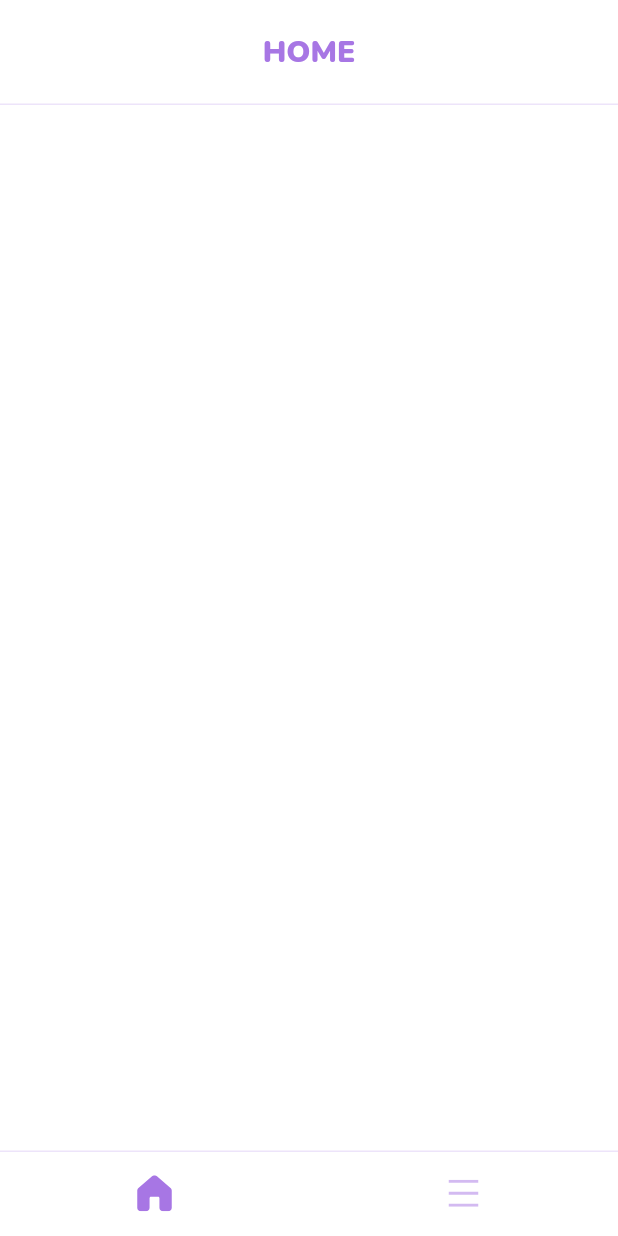
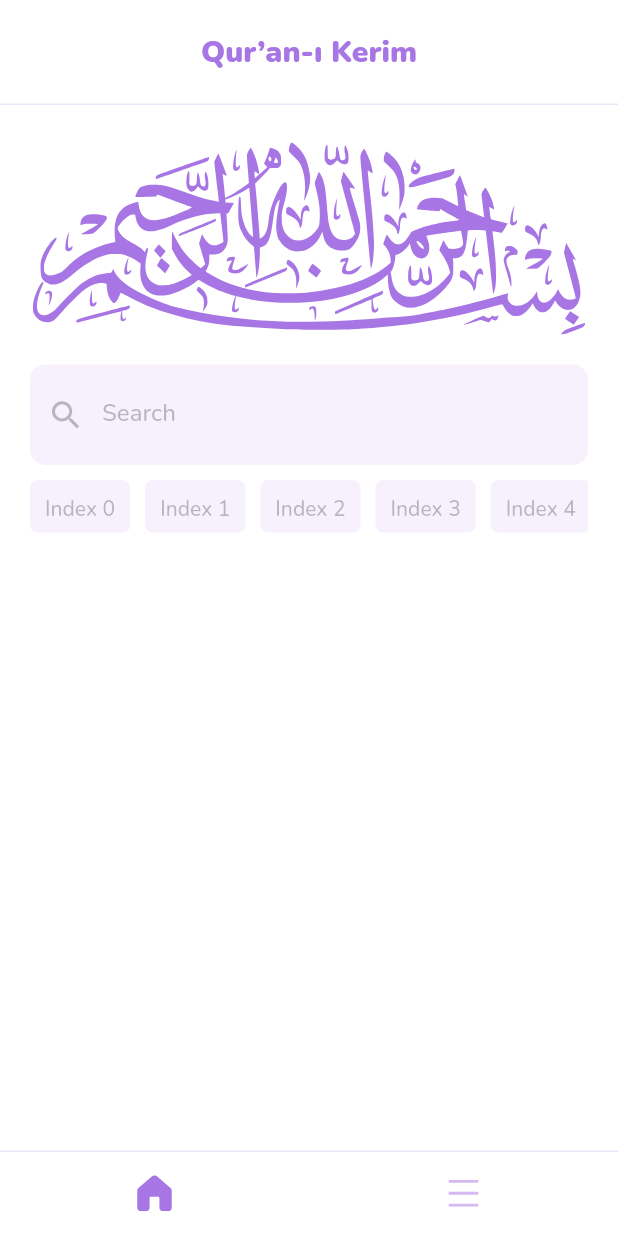
Before and after one commit to Open-Quran/quran, a Flutter app: the screen it shows after launch, on a phone screen of 412 x 824 dp. Run offline on Flutter 3.47's test engine with Material 2 defaults, Android fonts, the phone set to English and light mode, and no system bars; our stand-ins replace flutter_svg, get_storage, google_fonts; generated files the repository leaves out were written again; statements that could not run were skipped.

Commit message:
added search bar , search tags and basmala image in home screen

```diff
--- a/lib/constants/images.dart
+++ b/lib/constants/images.dart
@@ -14,4 +14,5 @@ class ImageConstants {
   static const String moreInactiveIcon = "${_iconsPath}ic_more_inactive.svg";
   static const String playActiveIcon = "${_iconsPath}ic_play_active.svg";
   static const String stopActiveIcon = "${_iconsPath}ic_stop_active.svg";
+  static const String bigBasmalaIcon = "${_iconsPath}ic_big_basmala.svg";
 }
--- a/lib/constants/themes/theme_dark.dart
+++ b/lib/constants/themes/theme_dark.dart
@@ -23,10 +23,11 @@ final ThemeData themeDark = ThemeData(
       overlayRadius: 0,
     ),
   ),
+  secondaryHeaderColor: ColorConstants.white.withOpacity(0.4),
   splashColor: Colors.transparent,
   highlightColor: Colors.transparent,
   scaffoldBackgroundColor: ColorConstants.darkGrey,
-  cardTheme: CardTheme(color: ColorConstants.darkGrey.withOpacity(0.1)),
+  cardTheme: CardTheme(color: ColorConstants.white.withOpacity(0.1)),
   canvasColor: ColorConstants.white,
   dividerColor: ColorConstants.white.withOpacity(0.2),
   fontFamily: Fonts.nunito,
--- a/lib/constants/themes/theme_green.dart
+++ b/lib/constants/themes/theme_green.dart
@@ -23,6 +23,7 @@ final ThemeData themeGreen = ThemeData(
       overlayRadius: 0,
     ),
   ),
+  secondaryHeaderColor: ColorConstants.green.withOpacity(0.4),
   splashColor: Colors.transparent,
   highlightColor: Colors.transparent,
   scaffoldBackgroundColor: ColorConstants.paleYellow,
--- a/lib/constants/themes/theme_light.dart
+++ b/lib/constants/themes/theme_light.dart
@@ -3,7 +3,7 @@ import 'package:flutter/material.dart';
 
 /// Light Theme
 final ThemeData themeLight = ThemeData(
-  primaryColor: ColorConstants.white,
+  primaryColor: ColorConstants.purple,
   appBarTheme: AppBarTheme(
     backgroundColor: ColorConstants.white,
     titleTextStyle: TextStyle(
@@ -23,6 +23,7 @@ final ThemeData themeLight = ThemeData(
       overlayRadius: 0,
     ),
   ),
+  secondaryHeaderColor: ColorConstants.darkGrey.withOpacity(0.4),
   splashColor: Colors.transparent,
   highlightColor: Colors.transparent,
   scaffoldBackgroundColor: ColorConstants.white,
--- a/lib/constants/themes/theme_quran.dart
+++ b/lib/constants/themes/theme_quran.dart
@@ -23,6 +23,7 @@ final ThemeData themeQuran = ThemeData(
       overlayRadius: 0,
     ),
   ),
+  secondaryHeaderColor: ColorConstants.brown.withOpacity(0.4),
   splashColor: Colors.transparent,
   highlightColor: Colors.transparent,
   scaffoldBackgroundColor: ColorConstants.yellow,
--- a/lib/l10n/app_en.arb
+++ b/lib/l10n/app_en.arb
@@ -1,3 +1,5 @@
 {
-    "more": "More"
+    "more": "More",
+    "quranKerim": "Qur’an-ı Kerim",
+    "search": "Search"
 }
--- a/lib/l10n/app_tr.arb
+++ b/lib/l10n/app_tr.arb
@@ -1,3 +1,5 @@
 {
-    "more": "Daha"
+    "more": "Daha",
+    "quranKerim": "Kur’an-ı Kerim",
+    "search": "Arama"
 }
--- /dev/null
+++ b/lib/provider/home_provider.dart
@@ -0,0 +1,11 @@
+import 'package:flutter/material.dart';
+
+class HomeProvider extends ChangeNotifier {
+  /// Focus node for search bar in home screen
+  final FocusNode searchBarFocusNode = FocusNode();
+
+  ///Un Focus for search bar in home screen
+  void searchBarFocusNodeUnFocus() {
+    searchBarFocusNode.unfocus();
+  }
+}
--- a/lib/screens/bottom_nav_bar_screen.dart
+++ b/lib/screens/bottom_nav_bar_screen.dart
@@ -1,10 +1,12 @@
 import 'dart:io';
 
 import 'package:fabrikod_quran/constants/constants.dart';
+import 'package:fabrikod_quran/provider/home_provider.dart';
 import 'package:fabrikod_quran/screens/home_screen.dart';
 import 'package:fabrikod_quran/screens/more_screen.dart';
 import 'package:flutter/material.dart';
 import 'package:flutter_svg/flutter_svg.dart';
+import 'package:provider/provider.dart';
 
 class BottomNavBarScreen extends StatefulWidget {
   const BottomNavBarScreen({Key? key}) : super(key: key);
@@ -24,9 +26,14 @@ class _BottomNavBarScreenState extends State<BottomNavBarScreen> {
 
   @override
   Widget build(BuildContext context) {
-    return Scaffold(
-      body: buildBody,
-      bottomNavigationBar: buildBottomNavigationBar,
+    return MultiProvider(
+      providers: [
+        ChangeNotifierProvider(create: (_) => HomeProvider()),
+      ],
+      child: Scaffold(
+        body: buildBody,
+        bottomNavigationBar: buildBottomNavigationBar,
+      ),
     );
   }
 
--- a/lib/screens/home_screen.dart
+++ b/lib/screens/home_screen.dart
@@ -1,5 +1,12 @@
-import 'package:fabrikod_quran/widgets/app_bar/custom_app_bar.dart';
+import 'package:fabrikod_quran/constants/constants.dart';
+import 'package:fabrikod_quran/l10n/translate_helper.dart';
+import 'package:fabrikod_quran/provider/home_provider.dart';
+import 'package:fabrikod_quran/widgets/bars/custom_app_bar.dart';
+import 'package:fabrikod_quran/widgets/bars/custom_search_bar.dart';
+import 'package:fabrikod_quran/widgets/search_tag.dart';
 import 'package:flutter/material.dart';
+import 'package:flutter_svg/flutter_svg.dart';
+import 'package:provider/provider.dart';
 
 class HomeScreen extends StatefulWidget {
   const HomeScreen({super.key});
@@ -11,10 +18,46 @@ class HomeScreen extends StatefulWidget {
 class _HomeScreenState extends State<HomeScreen> {
   @override
   Widget build(BuildContext context) {
-    return Scaffold(
-      appBar: CustomAppBar(
-        ///Todo After then Fixed
-        title: "Home",
+    return InkWell(
+      onTap: context.watch<HomeProvider>().searchBarFocusNodeUnFocus,
+      child: Scaffold(
+        appBar: CustomAppBar(title: TranslateHelper.of(context)?.quranKerim ?? ""),
+        body: buildBody,
+      ),
+    );
+  }
+
+  Widget get buildBody {
+    return Padding(
+      padding: const EdgeInsets.symmetric(horizontal: kPaddingHorizontal) +
+          const EdgeInsets.only(top: kPaddingVertical),
+      child: Column(
+        children: [
+          SvgPicture.asset(ImageConstants.bigBasmalaIcon, color: Theme.of(context).iconTheme.color),
+          const SizedBox(height: kPaddingDefault * 2),
+          CustomSearchBar(focusNode: context.watch<HomeProvider>().searchBarFocusNode),
+          const SizedBox(height: kPaddingDefault),
+          buildSearchTags,
+        ],
+      ),
+    );
+  }
+
+  Widget get buildSearchTags {
+    return SizedBox(
+      height: 35,
+      child: ListView.separated(
+        itemCount: 10,
+        scrollDirection: Axis.horizontal,
+        itemBuilder: (context, index) {
+          return SearchTag(
+            title: "Index $index",
+            onPressed: () {},
+          );
+        },
+        separatorBuilder: (context, index) {
+          return const SizedBox(width: kPaddingDefault);
+        },
       ),
     );
   }
--- a/lib/widgets/app_bar/custom_app_bar.dart
+++ b/lib/widgets/bars/custom_app_bar.dart
@@ -5,7 +5,7 @@ import 'package:flutter/material.dart';
 class CustomAppBar extends StatelessWidget implements PreferredSizeWidget {
   @override
   final Size preferredSize;
-  final String? title;
+  final String title;
   final List<Widget>? actions;
   final Widget? leading;
   final PreferredSizeWidget? bottom;
@@ -34,9 +34,7 @@ class CustomAppBar extends StatelessWidget implements PreferredSizeWidget {
       centerTitle: true,
       title: Padding(
         padding: EdgeInsets.only(bottom: Platform.isIOS ? 6 : 0),
-        child: Text(
-          title!.toUpperCase(),
-        ),
+        child: Text(title),
       ),
       leading: leading,
       actions: actions,
--- /dev/null
+++ b/lib/widgets/bars/custom_search_bar.dart
@@ -0,0 +1,53 @@
+import 'package:fabrikod_quran/constants/constants.dart';
+import 'package:fabrikod_quran/l10n/translate_helper.dart';
+import 'package:flutter/material.dart';
+
+class CustomSearchBar extends StatelessWidget {
+  final TextEditingController? textEditingController;
+  final GlobalKey? formKey;
+  final FocusNode? focusNode;
+
+  const CustomSearchBar({Key? key, this.textEditingController, this.formKey, this.focusNode})
+      : super(key: key);
+
+  @override
+  Widget build(BuildContext context) {
+    return Form(
+      key: formKey,
+      child: TextFormField(
+        focusNode: focusNode,
+        controller: textEditingController,
+        cursorColor: Theme.of(context).primaryColor,
+        decoration: InputDecoration(
+          prefixIcon: Icon(
+            Icons.search,
+            size: 25,
+            color: Theme.of(context).secondaryHeaderColor,
+          ),
+          fillColor: Theme.of(context).cardTheme.color?.withOpacity(0.1),
+          filled: true,
+          isDense: true,
+          contentPadding: const EdgeInsets.all(kPaddingHorizontal),
+          border: getBorder,
+          errorBorder: getBorder,
+          disabledBorder: getBorder,
+          enabledBorder: getBorder,
+          focusedBorder: getBorder,
+          focusedErrorBorder: getBorder,
+          labelText: TranslateHelper.of(context)?.search ?? "",
+          floatingLabelBehavior: FloatingLabelBehavior.never,
+          labelStyle: Theme.of(context).textTheme.bodyText1?.copyWith(
+                color: Theme.of(context).secondaryHeaderColor,
+              ),
+        ),
+      ),
+    );
+  }
+
+  OutlineInputBorder get getBorder {
+    return const OutlineInputBorder(
+      borderRadius: BorderRadius.all(Radius.circular(kPaddingDefault)),
+      borderSide: BorderSide.none,
+    );
+  }
+}
--- /dev/null
+++ b/lib/widgets/search_tag.dart
@@ -0,0 +1,32 @@
+import 'package:fabrikod_quran/constants/constants.dart';
+import 'package:flutter/material.dart';
+
+class SearchTag extends StatelessWidget {
+  final String title;
+  final Function()? onPressed;
+
+  const SearchTag({Key? key, required this.title, this.onPressed}) : super(key: key);
+
+  @override
+  Widget build(BuildContext context) {
+    return ElevatedButton(
+      onPressed: onPressed,
+      style: ElevatedButton.styleFrom(
+        padding: const EdgeInsets.all(kPaddingDefault),
+        backgroundColor: Theme.of(context).cardTheme.color?.withOpacity(0.1),
+        foregroundColor: Colors.transparent,
+        shadowColor: Colors.transparent,
+        shape: RoundedRectangleBorder(
+          borderRadius: BorderRadius.circular(kPaddingDefault / 2),
+        ),
+      ),
+      child: Text(
+        title,
+        style: Theme.of(context).textTheme.bodyText2?.copyWith(
+              fontWeight: FontWeight.w500,
+              color: Theme.of(context).secondaryHeaderColor,
+            ),
+      ),
+    );
+  }
+}
```
Also changed, not shown: assets/icons/ic_big_basmala.svg (added).
